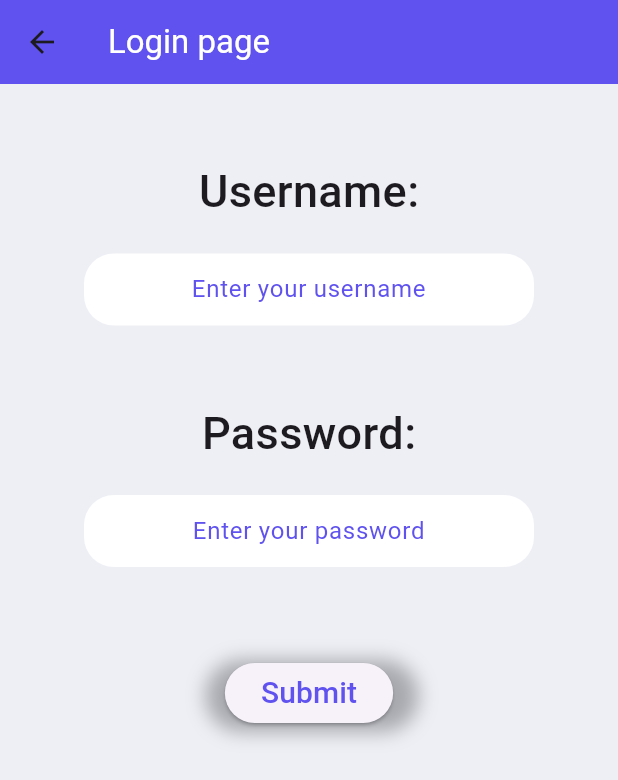
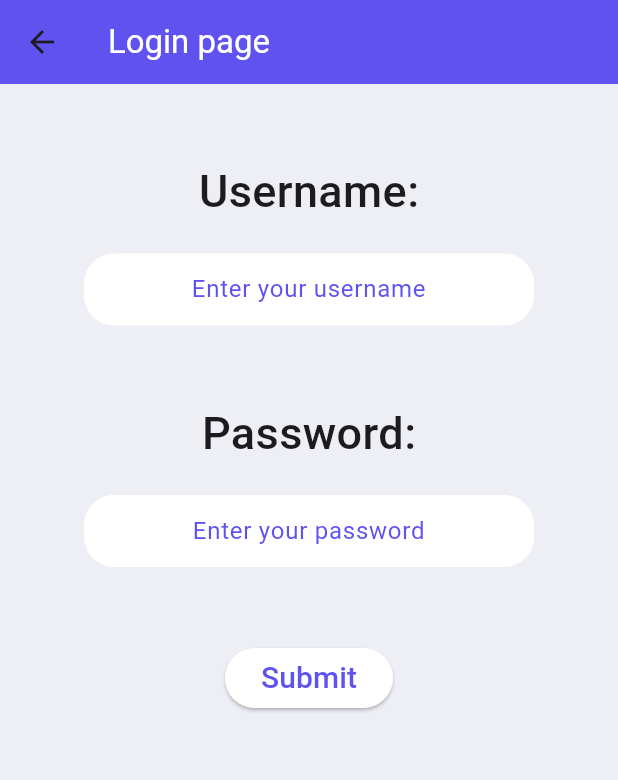
Before and after one commit to DanielDaCool/FlutterLearning, a Flutter app: the screen it shows after launch, in the side drawer, after a tap on "Login", on a phone screen of 412 x 824 dp. Shown: the top 780 px of the screen. Run offline on Flutter 3.47's test engine with Material 3 defaults, Android fonts, the phone set to English and light mode, and no system bars.

```diff
--- a/app/lib/main.dart
+++ b/app/lib/main.dart
@@ -18,7 +18,7 @@ class MyApp extends StatelessWidget {
     name = "";
     return MaterialApp(
       debugShowCheckedModeBanner: false,
-      home: (isLogin) ? Login() : const Home(),
+      home: (isLogin) ? const Login() : const Home(),
 
     );
   }
--- a/app/lib/model/todo.dart
+++ b/app/lib/model/todo.dart
@@ -11,12 +11,7 @@ class Todo{
 
   static List<Todo> todoList() {
     return [
-      Todo(id: '0', todoText: "LOL1"),
-      Todo(id: '1', todoText: "LOL2"),
-      Todo(id: '2', todoText: "LOL3"),
-      Todo(id: '3', todoText: "LOL4"),
-      Todo(id: '4', todoText: "LOL5"),
-      Todo(id: '5', todoText: "LOL6"),
+
     ];
   }
 
--- a/app/lib/screens/home.dart
+++ b/app/lib/screens/home.dart
@@ -33,13 +33,13 @@ class _HomeState extends State<Home> {
         child: Container(
           alignment: Alignment.topCenter,
           child: Container(
-            margin: EdgeInsets.all(50),
+            margin: const EdgeInsets.all(50),
             decoration: BoxDecoration(
               borderRadius: BorderRadius.circular(30),
               boxShadow: [
                 BoxShadow(
                     blurRadius: 10.0,
-                    offset: Offset(2, 2),
+                    offset: const Offset(2, 2),
                     color: Colors.black.withOpacity(0.4)),
               ],
             ),
@@ -50,7 +50,7 @@ class _HomeState extends State<Home> {
                    color: tdBlue)),
               onPressed: () {
                 Navigator.push(
-                    context, MaterialPageRoute(builder: (_) => Login()));
+                    context, MaterialPageRoute(builder: (_) => const Login()));
               },
             ),
           ),
@@ -207,9 +207,9 @@ class _HomeState extends State<Home> {
   void _filter(String enteredKeyword) {
     List<Todo> results = [];
     // ignore: curly_braces_in_flow_control_structures
-    if (enteredKeyword.isEmpty)
+    if (enteredKeyword.isEmpty) {
       results = todosList;
-    else {
+    } else {
       results = todosList
           .where((item) => item.todoText
               .toLowerCase()
--- a/app/lib/screens/login.dart
+++ b/app/lib/screens/login.dart
@@ -1,15 +1,16 @@
 import 'package:app/constants/constants.dart';
-import 'package:app/screens/home.dart';
 import 'package:flutter/material.dart';
 
 class Login extends StatefulWidget {
-  Login({super.key});
+  const Login({super.key});
 
   @override
   State<Login> createState() => _LoginState();
 }
 
 class _LoginState extends State<Login> {
+  Color textColor = tdBlue;
+  Color buttonColor = Colors.white;
   Container _buildHeader(String text, bool withUnderline) {
     return Container(
       margin: const EdgeInsets.only(top: 50, bottom: 20),
@@ -74,18 +75,18 @@ class _LoginState extends State<Login> {
 
   Container _buildSubmitButton() {
     return Container(
-      margin: const EdgeInsets.only(top: 60),
+      margin: const EdgeInsets.only(top: 50),
       padding: const EdgeInsets.symmetric(horizontal: 15),
       decoration: BoxDecoration(
         borderRadius: BorderRadius.circular(30),
-        boxShadow: const [
-          BoxShadow(
-              blurRadius: 10.0, offset: Offset(2, 2), color: Color(0xFFA7A9AF))
-        ],
       ),
       child: ElevatedButton(
+
+        style: ButtonStyle(
+            backgroundColor:
+                MaterialStateColor.resolveWith((states) => buttonColor)),
         child:
-            const Text("Submit", style: TextStyle(fontSize: 20, color: tdBlue)),
+           Text("Submit", style: TextStyle(fontSize: 20, color: textColor)),
         onPressed: () {
           Navigator.pop(context);
         },
--- a/app/lib/widgets/todoItem.dart
+++ b/app/lib/widgets/todoItem.dart
@@ -1,7 +1,6 @@
 import 'package:app/constants/constants.dart';
 import 'package:app/model/todo.dart';
 import 'package:flutter/material.dart';
-import 'package:flutter/widgets.dart';
 
 class toDoItem extends StatelessWidget {
   Todo todo;
@@ -12,17 +11,17 @@ class toDoItem extends StatelessWidget {
   @override
   Widget build(BuildContext context) {
     return Container(
-      margin: EdgeInsets.only(bottom: 20),
+      margin: const EdgeInsets.only(bottom: 20),
       child: ListTile(
         onTap: () {
           onTodoChanged(todo);
         },
         shape: RoundedRectangleBorder(borderRadius: BorderRadius.circular(20)),
-        contentPadding: EdgeInsets.symmetric(horizontal: 20, vertical: 5),
+        contentPadding: const EdgeInsets.symmetric(horizontal: 20, vertical: 5),
         tileColor: Colors.white,
         leading: IconButton(
           onPressed: () => todo.isDone = !todo.isDone,
-          icon: todo.isDone? Icon(Icons.check_box) : Icon(Icons.check_box_outline_blank),
+          icon: todo.isDone? const Icon(Icons.check_box) : const Icon(Icons.check_box_outline_blank),
           color: tdBlue,
         ),
         title: Text(
```
